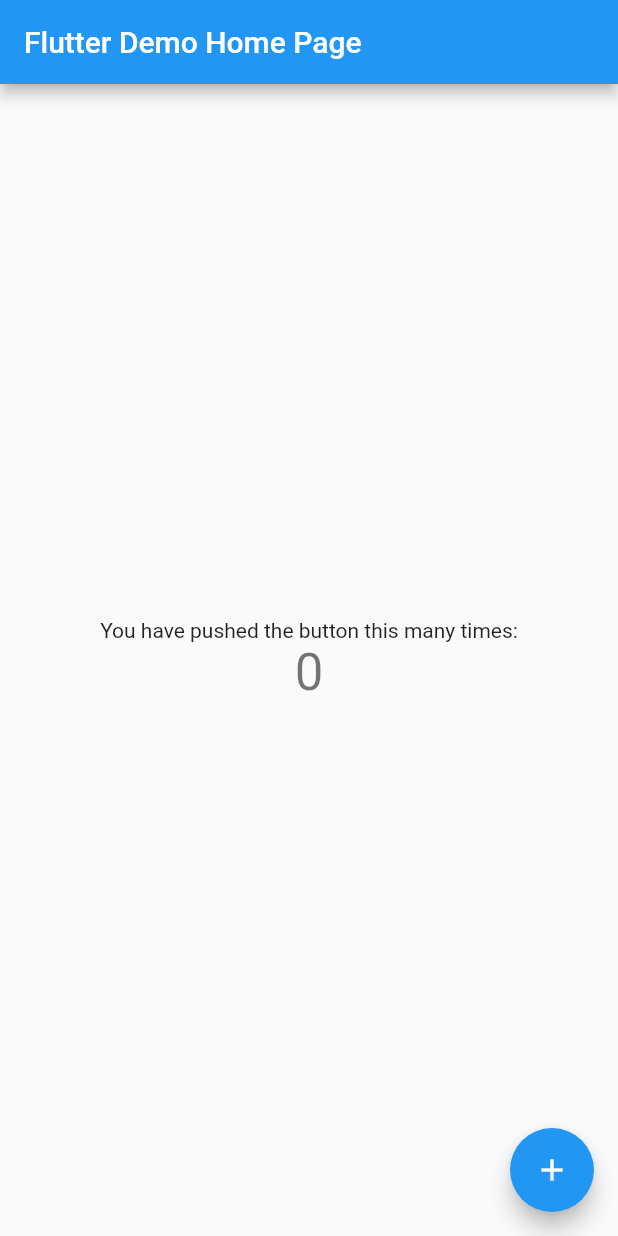
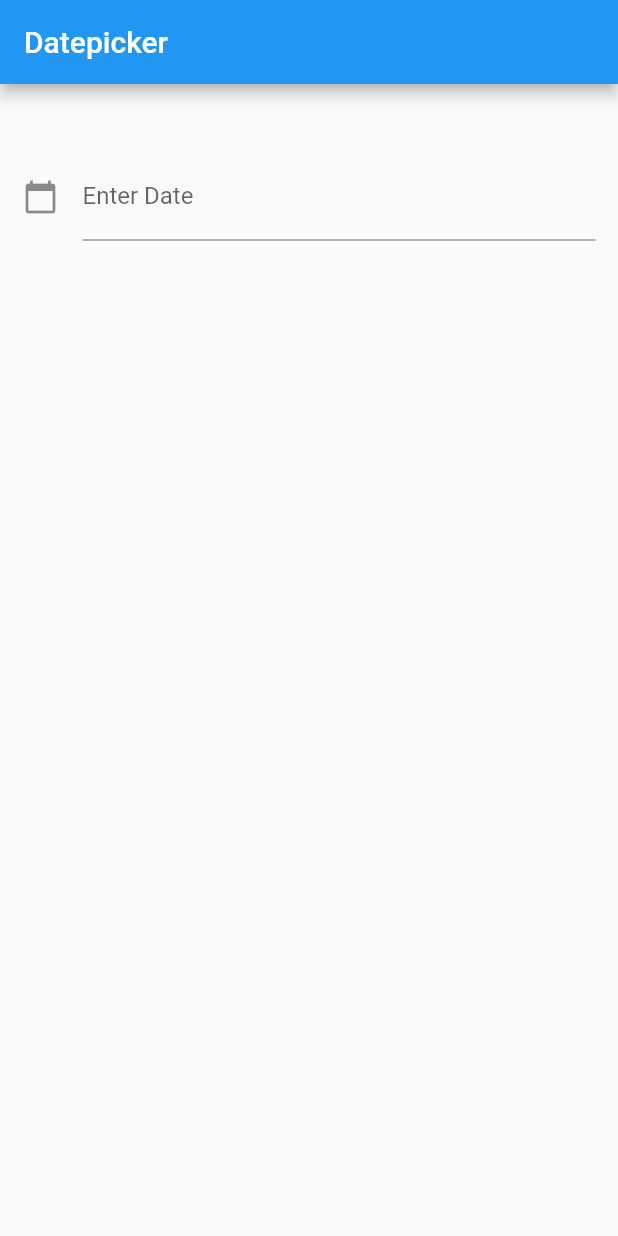
Before and after one commit to funky-dev99/Test-Code, a Flutter app: the screen it shows after launch, on a phone screen of 412 x 824 dp. Run offline on Flutter 3.47's test engine with Material 2 defaults, Android fonts, the phone set to English and light mode, and no system bars.

Commit message:
Date Picker

```diff
--- /dev/null
+++ b/test_code/lib/homepage.dart
@@ -0,0 +1,59 @@
+import 'package:flutter/material.dart';
+import 'package:intl/intl.dart';
+
+class HomePage extends StatefulWidget {
+  @override
+  State<HomePage> createState() => _HomePageState();
+}
+
+class _HomePageState extends State<HomePage> {
+  TextEditingController dateController = TextEditingController();
+
+  @override
+  void initState() {
+    dateController.text = ""; //set the initial value of text field
+    super.initState();
+  }
+  @override
+  Widget build(BuildContext context) {
+    return Scaffold(
+        appBar: AppBar(title: const Text("Datepicker")),
+        body: Container(
+            padding:const EdgeInsets.all(15),
+            height:150,
+            child:Center(
+                child:TextField(
+
+                  controller: dateController, //editing controller of this TextField
+                  decoration: const InputDecoration(
+
+                      icon: Icon(Icons.calendar_today), //icon of text field
+                      labelText: "Enter Date" //label text of field
+                  ),
+                  readOnly: true,  // when true user cannot edit text
+                  onTap: () async {
+                    DateTime? pickedDate = await showDatePicker(
+                        context: context,
+                        initialDate: DateTime.now(), //get today's date
+                        firstDate: DateTime(2000), //DateTime.now() - not to allow to choose before today.
+                        lastDate: DateTime(2101)
+                    );
+
+                    if(pickedDate != null ){
+                      print(pickedDate);  //get the picked date in the format => 2022-07-04 00:00:00.000
+                      String formattedDate = DateFormat('yyyy-MM-dd').format(pickedDate); // format date in required form here we use yyyy-MM-dd that means time is removed
+                      print(formattedDate); //formatted date output using intl package =>  2022-07-04
+                      //You can format date as per your need
+
+                      setState(() {
+                        dateController.text = formattedDate; //set foratted date to TextField value.
+                      });
+                    }else{
+                      print("Date is not selected");
+                    }
+                  },
+                )
+            )
+        ));
+  }
+}
--- a/test_code/lib/main.dart
+++ b/test_code/lib/main.dart
@@ -1,115 +1,24 @@
+
 import 'package:flutter/material.dart';
+
+import 'homepage.dart';
 
 void main() {
   runApp(const MyApp());
 }
 
 class MyApp extends StatelessWidget {
-  const MyApp({super.key});
+  const MyApp({Key? key}) : super(key: key);
 
-  // This widget is the root of your application.
   @override
   Widget build(BuildContext context) {
     return MaterialApp(
       title: 'Flutter Demo',
       theme: ThemeData(
-        // This is the theme of your application.
-        //
-        // Try running your application with "flutter run". You'll see the
-        // application has a blue toolbar. Then, without quitting the app, try
-        // changing the primarySwatch below to Colors.green and then invoke
-        // "hot reload" (press "r" in the console where you ran "flutter run",
-        // or simply save your changes to "hot reload" in a Flutter IDE).
-        // Notice that the counter didn't reset back to zero; the application
-        // is not restarted.
+
         primarySwatch: Colors.blue,
       ),
-      home: const MyHomePage(title: 'Flutter Demo Home Page'),
+      home: HomePage(),
     );
   }
 }
-
-class MyHomePage extends StatefulWidget {
-  const MyHomePage({super.key, required this.title});
-
-  // This widget is the home page of your application. It is stateful, meaning
-  // that it has a State object (defined below) that contains fields that affect
-  // how it looks.
-
-  // This class is the configuration for the state. It holds the values (in this
-  // case the title) provided by the parent (in this case the App widget) and
-  // used by the build method of the State. Fields in a Widget subclass are
-  // always marked "final".
-
-  final String title;
-
-  @override
-  State<MyHomePage> createState() => _MyHomePageState();
-}
-
-class _MyHomePageState extends State<MyHomePage> {
-  int _counter = 0;
-
-  void _incrementCounter() {
-    setState(() {
-      // This call to setState tells the Flutter framework that something has
-      // changed in this State, which causes it to rerun the build method below
-      // so that the display can reflect the updated values. If we changed
-      // _counter without calling setState(), then the build method would not be
-      // called again, and so nothing would appear to happen.
-      _counter++;
-    });
-  }
-
-  @override
-  Widget build(BuildContext context) {
-    // This method is rerun every time setState is called, for instance as done
-    // by the _incrementCounter method above.
-    //
-    // The Flutter framework has been optimized to make rerunning build methods
-    // fast, so that you can just rebuild anything that needs updating rather
-    // than having to individually change instances of widgets.
-    return Scaffold(
-      appBar: AppBar(
-        // Here we take the value from the MyHomePage object that was created by
-        // the App.build method, and use it to set our appbar title.
-        title: Text(widget.title),
-      ),
-      body: Center(
-        // Center is a layout widget. It takes a single child and positions it
-        // in the middle of the parent.
-        child: Column(
-          // Column is also a layout widget. It takes a list of children and
-          // arranges them vertically. By default, it sizes itself to fit its
-          // children horizontally, and tries to be as tall as its parent.
-          //
-          // Invoke "debug painting" (press "p" in the console, choose the
-          // "Toggle Debug Paint" action from the Flutter Inspector in Android
-          // Studio, or the "Toggle Debug Paint" command in Visual Studio Code)
-          // to see the wireframe for each widget.
-          //
-          // Column has various properties to control how it sizes itself and
-          // how it positions its children. Here we use mainAxisAlignment to
-          // center the children vertically; the main axis here is the vertical
-          // axis because Columns are vertical (the cross axis would be
-          // horizontal).
-          mainAxisAlignment: MainAxisAlignment.center,
-          children: <Widget>[
-            const Text(
-              'You have pushed the button this many times:',
-            ),
-            Text(
-              '$_counter',
-              style: Theme.of(context).textTheme.headlineMedium,
-            ),
-          ],
-        ),
-      ),
-      floatingActionButton: FloatingActionButton(
-        onPressed: _incrementCounter,
-        tooltip: 'Increment',
-        child: const Icon(Icons.add),
-      ), // This trailing comma makes auto-formatting nicer for build methods.
-    );
-  }
-}
--- a/test_code/pubspec.yaml
+++ b/test_code/pubspec.yaml
@@ -35,6 +35,7 @@
   # The following adds the Cupertino Icons font to your application.
   # Use with the CupertinoIcons class for iOS style icons.
   cupertino_icons: ^1.0.2
+  date_time_picker: "^2.1.0"
 
 dev_dependencies:
   flutter_test:
```
Also changed, not shown: test_code/pubspec.lock.
